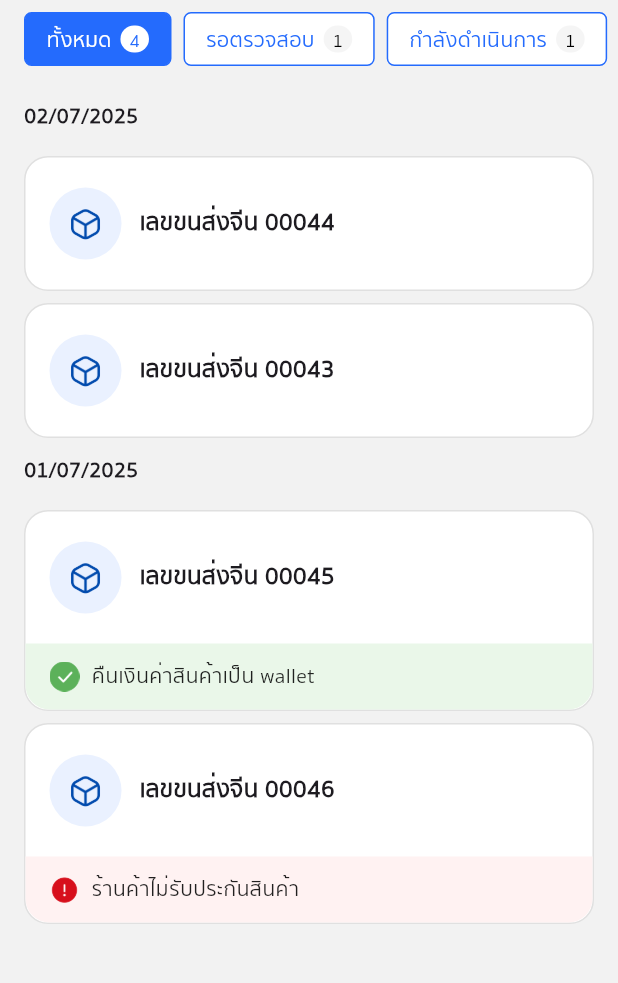
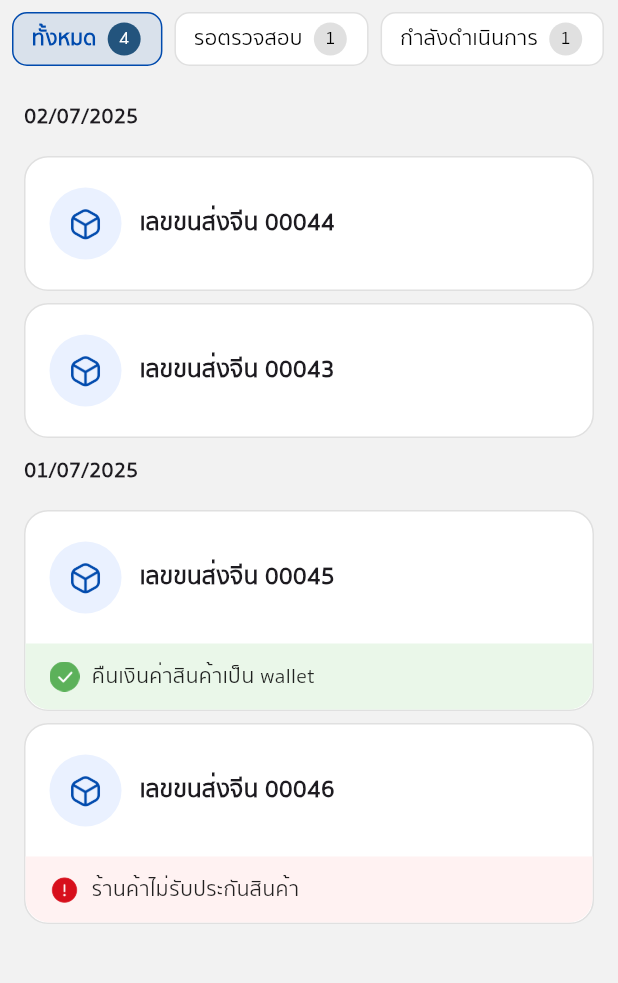
Before and after one commit to AshaTechCorporation/gcargo, a Flutter app: the ProblemPackagePage screen opened directly, on a phone screen of 412 x 824 dp, the part 84-1067 px from its top. Run offline on Flutter 3.47's test engine with Material 3 defaults, Android fonts, the phone set to English and light mode, and no system bars; our stand-ins replace device_info_plus, dio, file_picker, flutter_widget_from_html, get, hive and 3 more; accounts and stored records are empty; network calls fail.

```diff
--- a/lib/parcel/claimDetailPage.dart
+++ b/lib/parcel/claimDetailPage.dart
@@ -114,7 +114,10 @@ class ClaimDetailPage extends StatelessWidget {
       ),
 
       // 🔘 ปุ่มยกเลิก
-      bottomNavigationBar: Padding(
+      bottomNavigationBar:
+          status == 'ยกเลิก'
+              ? null
+              : Padding(
                 padding: const EdgeInsets.symmetric(horizontal: 16, vertical: 12),
                 child: SizedBox(
                   height: 48,
--- a/lib/parcel/problemPackagePage.dart
+++ b/lib/parcel/problemPackagePage.dart
@@ -1,4 +1,5 @@
 import 'package:flutter/material.dart';
+import 'package:gcargo/constants.dart';
 import 'package:gcargo/parcel/claimDetailPage.dart';
 import 'package:gcargo/parcel/claimRefundDetailPage.dart';
 
@@ -67,45 +68,53 @@ class _ProblemPackagePageState extends State<ProblemPackagePage> {
       ),
       body: Column(
         children: [
-          // 🔹 แถบสถานะ
-          SizedBox(
-            height: 52,
-            child: ListView.separated(
-              padding: const EdgeInsets.symmetric(horizontal: 16, vertical: 8),
+          // 🔹 แถบสถานะ (ดีไซน์เหมือน OrderStatusPage)
+          Padding(
+            padding: const EdgeInsets.all(8.0),
+            child: SizedBox(
+              height: 36,
+              child: ListView.builder(
                 scrollDirection: Axis.horizontal,
                 itemCount: statusList.length,
-              separatorBuilder: (_, __) => const SizedBox(width: 8),
-              itemBuilder: (_, i) {
-                final status = statusList[i];
+                itemBuilder: (_, index) {
+                  final status = statusList[index];
                   final isSelected = status == selectedStatus;
                   final count = statusCounts[status] ?? 0;
 
-                return GestureDetector(
+                  return Padding(
+                    padding: const EdgeInsets.only(right: 8),
+                    child: GestureDetector(
                       onTap: () => setState(() => selectedStatus = status),
                       child: Container(
-                    padding: const EdgeInsets.symmetric(horizontal: 14, vertical: 8),
+                        padding: const EdgeInsets.symmetric(horizontal: 12, vertical: 6),
                         decoration: BoxDecoration(
-                      color: isSelected ? const Color(0xFF246BFD) : Colors.white,
-                      border: Border.all(color: const Color(0xFF246BFD)),
-                      borderRadius: BorderRadius.circular(5),
+                          color: isSelected ? kBackgroundTextColor.withOpacity(0.1) : Colors.white,
+                          borderRadius: BorderRadius.circular(10),
+                          border: Border.all(color: isSelected ? kBackgroundTextColor : Colors.grey.shade300),
                         ),
                         child: Row(
                           children: [
-                        Text(status, style: TextStyle(color: isSelected ? Colors.white : const Color(0xFF246BFD), fontWeight: FontWeight.w500)),
+                            Text(
+                              status,
+                              style: TextStyle(
+                                color: isSelected ? kBackgroundTextColor : Colors.black,
+                                fontWeight: isSelected ? FontWeight.bold : FontWeight.normal,
+                              ),
+                            ),
                             const SizedBox(width: 6),
                             Container(
-                          padding: const EdgeInsets.symmetric(horizontal: 6, vertical: 2),
-                          decoration: BoxDecoration(
-                            color: isSelected ? Colors.white : const Color(0xFFF5F5F5),
-                            borderRadius: BorderRadius.circular(12),
-                          ),
-                          child: Text('$count', style: TextStyle(fontSize: 12, color: isSelected ? const Color(0xFF246BFD) : Colors.black)),
+                              width: 25,
+                              height: 25,
+                              decoration: BoxDecoration(color: isSelected ? kCicleColor : Colors.grey.shade300, shape: BoxShape.circle),
+                              child: Center(child: Text('$count', style: TextStyle(fontSize: 12, color: isSelected ? Colors.white : Colors.black))),
                             ),
                           ],
                         ),
                       ),
+                    ),
                   );
                 },
+              ),
             ),
           ),
 
```
Also changed, not shown: lib/account/widgets/AccountHeaderWidget.dart (+25 -1 lines). Lines whose indentation alone changed are shown as unchanged.
